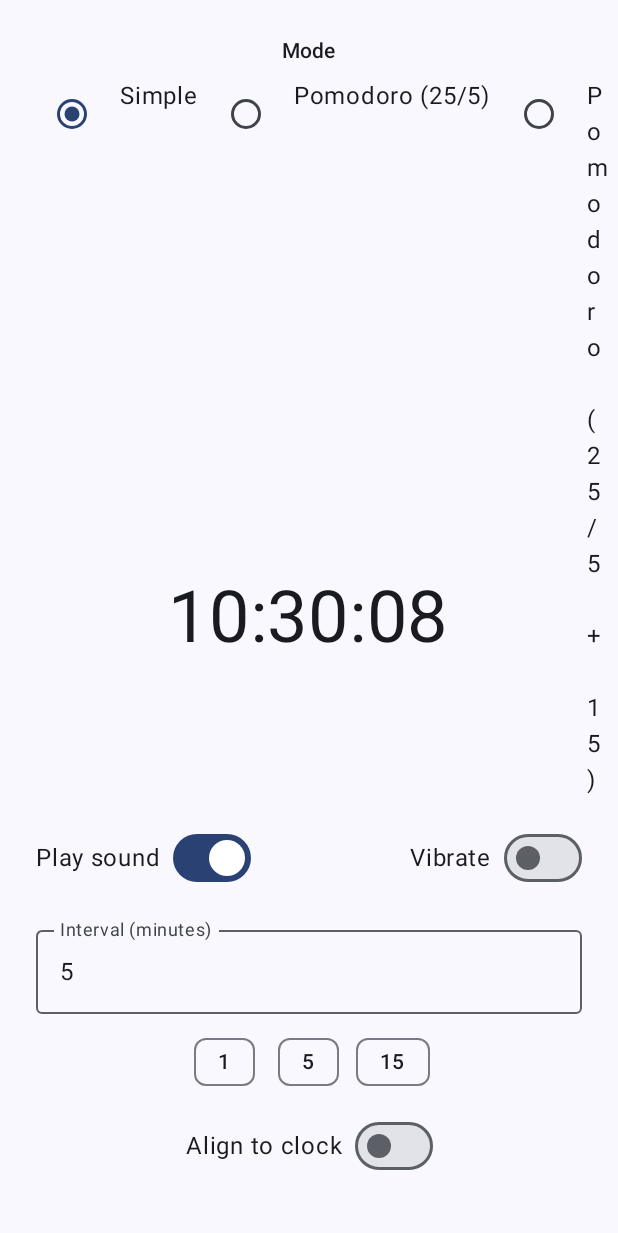
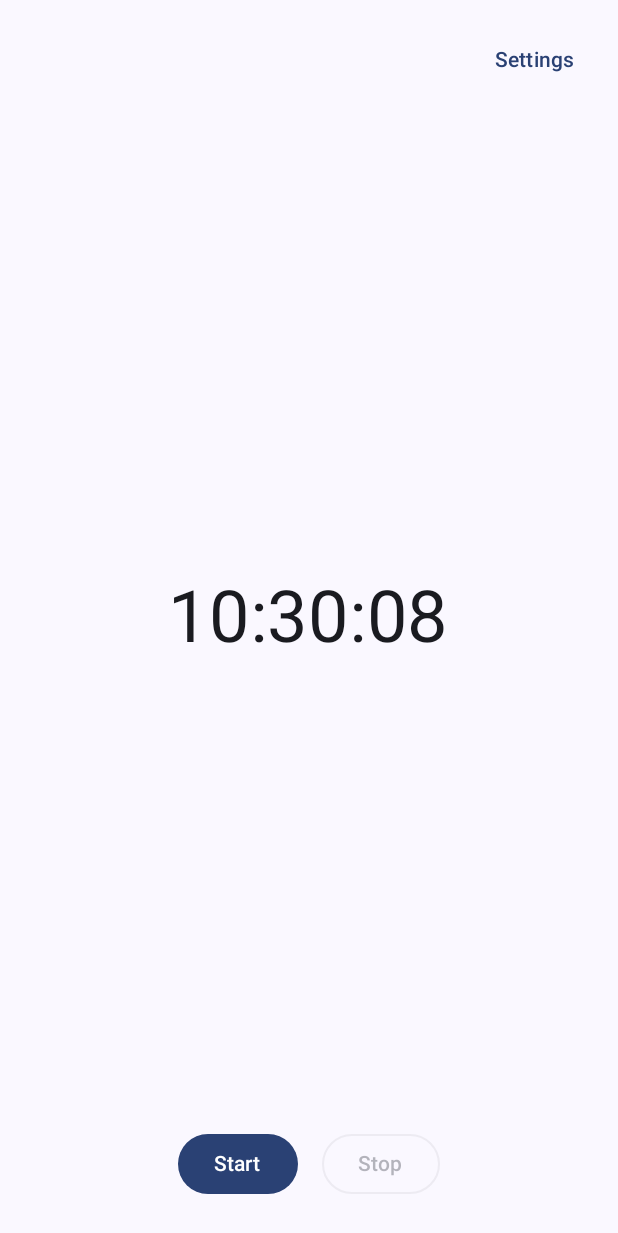
Before and after one commit to meese-enterprises/whiterose, an Android app built with Jetpack Compose: the screen it shows after launch (MainActivity), on a phone screen of 412 x 824 dp. Shown: the top 1233 px of the screen. Run offline under Robolectric (Android 15) with nearby library versions, the phone set to English and light mode, and no system bars.

Commit message:
feat(ui): dedicated Settings screen; vertical mode selection; keep Home minimal\n\n- Moved interval, presets, align, sound, vibrate, and mode controls to a full-screen SettingsScreen\n- Added top-right Settings button; Home shows only Clock and Start/Stop\n- Mode options displayed vertically to avoid overflow\n\nNo dependency changes.

```diff
--- a/android/app/src/main/java/enterprises/meese/whiterose/MainActivity.kt
+++ b/android/app/src/main/java/enterprises/meese/whiterose/MainActivity.kt
@@ -12,16 +12,17 @@ import androidx.compose.ui.Modifier
 import androidx.compose.ui.text.input.KeyboardType
 import androidx.compose.ui.unit.dp
 import androidx.compose.ui.unit.sp
-import androidx.compose.ui.platform.LocalContext
 import androidx.compose.material3.SnackbarHost
 import androidx.compose.material3.SnackbarHostState
 import androidx.compose.material3.AssistChip
 import androidx.compose.material3.AssistChipDefaults
+import androidx.compose.material3.TextButton
 import androidx.compose.runtime.rememberCoroutineScope
 import androidx.lifecycle.viewmodel.compose.viewModel
 import androidx.activity.compose.rememberLauncherForActivityResult
 import androidx.activity.result.contract.ActivityResultContracts
-import androidx.compose.foundation.clickable
+import androidx.compose.foundation.rememberScrollState
+import androidx.compose.foundation.verticalScroll
 import kotlinx.coroutines.delay
 import kotlinx.coroutines.launch
 import java.text.SimpleDateFormat
@@ -52,10 +53,8 @@ fun WhiteroseApp(viewModel: ViewModel = viewModel()) {
     val playSound by viewModel.playSound.collectAsState()
     val vibrate by viewModel.vibrate.collectAsState()
     val mode by viewModel.mode.collectAsState()
-    val nextTriggerMs by viewModel.nextTriggerMs.collectAsState()
 
     /* -------------------------------- Permission Launcher ----------------------------- */
-    val context = LocalContext.current
     val snackbarHostState = remember { SnackbarHostState() }
     val scope = rememberCoroutineScope()
     val permissionLauncher = rememberLauncherForActivityResult(
@@ -63,22 +62,32 @@ fun WhiteroseApp(viewModel: ViewModel = viewModel()) {
     ) { granted ->
         if (granted) {
             viewModel.startTimerService()
-            scope.launch { snackbarHostState.showSnackbar(context.getString(R.string.msg_started)) }
+            scope.launch { snackbarHostState.showSnackbar("Timer started") }
         }
     }
 
     WhiteroseTheme() {
+        var showSettings by remember { mutableStateOf(false) }
+
         Box(modifier = Modifier.fillMaxSize()) {
             SnackbarHost(hostState = snackbarHostState)
+
+            /* --------------------------- Top bar --------------------------- */
+            TextButton(
+                onClick = { showSettings = true },
+                modifier = Modifier
+                    .align(Alignment.TopEnd)
+                    .padding(16.dp)
+            ) {
+                Text("Settings")
+            }
+
             Column(
                 modifier = Modifier.fillMaxSize(),
                 verticalArrangement = Arrangement.Center,
                 horizontalAlignment = Alignment.CenterHorizontally
             ) {
                 Clock()
-
-                // Countdown timer display
-                CountdownDisplay(nextTriggerMs)
             }
 
             /* --------------------------- Bottom controls --------------------------- */
@@ -88,132 +97,6 @@ fun WhiteroseApp(viewModel: ViewModel = viewModel()) {
                     .padding(24.dp),
                 horizontalAlignment = Alignment.CenterHorizontally
             ) {
-                // Mode selection
-                Text(
-                    text = context.getString(R.string.label_mode),
-                    style = MaterialTheme.typography.labelLarge,
-                    modifier = Modifier.padding(bottom = 8.dp)
-                )
-
-                Row(
-                    modifier = Modifier.fillMaxWidth(),
-                    horizontalArrangement = Arrangement.SpaceEvenly
-                ) {
-                    RadioButton(
-                        selected = mode == IntervalTimerService.MODE_SIMPLE,
-                        onClick = { viewModel.setMode(IntervalTimerService.MODE_SIMPLE) },
-                        modifier = Modifier.padding(end = 4.dp)
-                    )
-                    Text(
-                        text = context.getString(R.string.mode_simple),
-                        modifier = Modifier
-                            .clickable { viewModel.setMode(IntervalTimerService.MODE_SIMPLE) }
-                            .padding(start = 4.dp, end = 8.dp)
-                    )
-
-                    RadioButton(
-                        selected = mode == IntervalTimerService.MODE_POMODORO_SIMPLE,
-                        onClick = { viewModel.setMode(IntervalTimerService.MODE_POMODORO_SIMPLE) },
-                        modifier = Modifier.padding(end = 4.dp)
-                    )
-                    Text(
-                        text = context.getString(R.string.mode_pomodoro_simple),
-                        modifier = Modifier
-                            .clickable { viewModel.setMode(IntervalTimerService.MODE_POMODORO_SIMPLE) }
-                            .padding(start = 4.dp, end = 8.dp)
-                    )
-
-                    RadioButton(
-                        selected = mode == IntervalTimerService.MODE_POMODORO_ADVANCED,
-                        onClick = { viewModel.setMode(IntervalTimerService.MODE_POMODORO_ADVANCED) },
-                        modifier = Modifier.padding(end = 4.dp)
-                    )
-                    Text(
-                        text = context.getString(R.string.mode_pomodoro_advanced),
-                        modifier = Modifier
-                            .clickable { viewModel.setMode(IntervalTimerService.MODE_POMODORO_ADVANCED) }
-                            .padding(start = 4.dp)
-                    )
-                }
-
-                Spacer(Modifier.height(16.dp))
-
-                // Sound and vibration toggles
-                Row(
-                    modifier = Modifier.fillMaxWidth(),
-                    horizontalArrangement = Arrangement.SpaceBetween,
-                    verticalAlignment = Alignment.CenterVertically
-                ) {
-                    Row(
-                        verticalAlignment = Alignment.CenterVertically
-                    ) {
-                        Text(context.getString(R.string.label_sound))
-                        Spacer(Modifier.width(8.dp))
-                        Switch(
-                            checked = playSound,
-                            onCheckedChange = { viewModel.setPlaySound(it) }
-                        )
-                    }
-
-                    Row(
-                        verticalAlignment = Alignment.CenterVertically
-                    ) {
-                        Text(context.getString(R.string.label_vibrate))
-                        Spacer(Modifier.width(8.dp))
-                        Switch(
-                            checked = vibrate,
-                            onCheckedChange = { viewModel.setVibrate(it) }
-                        )
-                    }
-                }
-
-                Spacer(Modifier.height(16.dp))
-
-                var text by remember(interval) { mutableStateOf(interval.toString()) }
-
-                OutlinedTextField(
-                    value = text,
-                    onValueChange = {
-                        val sanitized = it.filter { ch -> ch.isDigit() }.take(3)
-                        text = sanitized
-                        val minutes = sanitized.toIntOrNull() ?: 0
-                        if (minutes in 1..120) {
-                            viewModel.setIntervalMinutes(minutes)
-                        }
-                    },
-                    label = { Text(context.getString(R.string.label_interval)) },
-                    singleLine = true,
-                    keyboardOptions = KeyboardOptions(keyboardType = KeyboardType.Number),
-                    modifier = Modifier.fillMaxWidth()
-                )
-
-                /* Quick preset chips */
-                Spacer(Modifier.height(8.dp))
-                Row(horizontalArrangement = Arrangement.spacedBy(8.dp)) {
-                    listOf(1, 5, 15).forEach { preset ->
-                        AssistChip(
-                            onClick = { viewModel.setIntervalMinutes(preset) },
-                            label = { Text("$preset") },
-                            colors = AssistChipDefaults.assistChipColors()
-                        )
-                    }
-                }
-
-                /* Align-to-clock switch */
-                Spacer(Modifier.height(8.dp))
-                Row(
-                    verticalAlignment = Alignment.CenterVertically
-                ) {
-                    Text(context.getString(R.string.label_align))
-                    Spacer(Modifier.width(8.dp))
-                    Switch(
-                        checked = alignToClock,
-                        onCheckedChange = { viewModel.setAlignToClock(it) }
-                    )
-                }
-
-                Spacer(modifier = Modifier.height(16.dp))
-
                 Row(
                     horizontalArrangement = Arrangement.spacedBy(16.dp)
                 ) {
@@ -223,22 +106,30 @@ fun WhiteroseApp(viewModel: ViewModel = viewModel()) {
                             permissionLauncher.launch(android.Manifest.permission.POST_NOTIFICATIONS)
                         } else {
                             viewModel.startTimerService()
-                            scope.launch { snackbarHostState.showSnackbar(context.getString(R.string.msg_started)) }
+                            scope.launch { snackbarHostState.showSnackbar("Timer started") }
                         }
                     }, enabled = !serviceRunning) {
-                        Text(context.getString(R.string.btn_start))
+                        Text("Start")
                     }
 
                     OutlinedButton(
                         onClick = {
                             viewModel.stopTimerService()
-                            scope.launch { snackbarHostState.showSnackbar(context.getString(R.string.msg_stopped)) }
+                            scope.launch { snackbarHostState.showSnackbar("Timer stopped") }
                         },
                         enabled = serviceRunning
                     ) {
-                        Text(context.getString(R.string.btn_stop))
+                        Text("Stop")
                     }
                 }
+            }
+
+            /* ------------------------- Settings Overlay ------------------------- */
+            if (showSettings) {
+                SettingsScreen(
+                    viewModel = viewModel,
+                    onClose = { showSettings = false }
+                )
             }
         }
     }
@@ -262,33 +153,107 @@ fun Clock() {
     )
 }
 
+/* -------------------------------------------------------------------------- */
 @Composable
-fun CountdownDisplay(nextTriggerMs: Long) {
-    val context = LocalContext.current
+fun SettingsScreen(viewModel: ViewModel, onClose: () -> Unit) {
+    val interval by viewModel.intervalMinutes.collectAsState()
+    val alignToClock by viewModel.alignToClock.collectAsState()
+    val playSound by viewModel.playSound.collectAsState()
+    val vibrate by viewModel.vibrate.collectAsState()
+    val mode by viewModel.mode.collectAsState()
 
-    // Derived state that updates when the current time changes
-    val remainingTime by produceState(initialValue = "00:00") {
-        while (true) {
-            val now = System.currentTimeMillis()
-            val remainingMs = maxOf(0L, nextTriggerMs - now)
+    var text by remember(interval) { mutableStateOf(interval.toString()) }
 
-            if (remainingMs > 0) {
-                val seconds = (remainingMs / 1000) % 60
-                val minutes = (remainingMs / (1000 * 60)) % 60
-                value = String.format(Locale.US, "%02d:%02d", minutes, seconds)
-            } else {
-                value = "00:00"
+    Surface(
+        color = MaterialTheme.colorScheme.background.copy(alpha = 0.97f),
+        modifier = Modifier.fillMaxSize()
+    ) {
+        Column(
+            modifier = Modifier
+                .fillMaxSize()
+                .verticalScroll(rememberScrollState())
+                .padding(16.dp)
+        ) {
+            /* Close button */
+            TextButton(onClick = onClose) {
+                Text("Close")
             }
 
-            delay(1000) // Update every second
+            Spacer(Modifier.height(8.dp))
+
+            /* Interval input */
+            OutlinedTextField(
+                value = text,
+                onValueChange = {
+                    val sanitized = it.filter { ch -> ch.isDigit() }.take(3)
+                    text = sanitized
+                    val minutes = sanitized.toIntOrNull() ?: 0
+                    if (minutes in 1..120) {
+                        viewModel.setIntervalMinutes(minutes)
+                    }
+                },
+                label = { Text("Interval (minutes)") },
+                singleLine = true,
+                keyboardOptions = KeyboardOptions(keyboardType = KeyboardType.Number),
+                modifier = Modifier.fillMaxWidth()
+            )
+
+            /* Presets */
+            Spacer(Modifier.height(8.dp))
+            Row(horizontalArrangement = Arrangement.spacedBy(8.dp)) {
+                listOf(1, 5, 15).forEach { preset ->
+                    AssistChip(
+                        onClick = { viewModel.setIntervalMinutes(preset) },
+                        label = { Text("$preset") },
+                        colors = AssistChipDefaults.assistChipColors()
+                    )
+                }
+            }
+
+            /* Align switch */
+            Spacer(Modifier.height(16.dp))
+            Row(verticalAlignment = Alignment.CenterVertically) {
+                Text("Align to clock")
+                Spacer(Modifier.width(8.dp))
+                Switch(checked = alignToClock, onCheckedChange = { viewModel.setAlignToClock(it) })
+            }
+
+            /* Sound toggle */
+            Spacer(Modifier.height(16.dp))
+            Row(verticalAlignment = Alignment.CenterVertically) {
+                Text("Play sound")
+                Spacer(Modifier.width(8.dp))
+                Switch(checked = playSound, onCheckedChange = { viewModel.setPlaySound(it) })
+            }
+
+            /* Vibrate toggle */
+            Spacer(Modifier.height(16.dp))
+            Row(verticalAlignment = Alignment.CenterVertically) {
+                Text("Vibrate")
+                Spacer(Modifier.width(8.dp))
+                Switch(checked = vibrate, onCheckedChange = { viewModel.setVibrate(it) })
+            }
+
+            /* Mode selection – vertical */
+            Spacer(Modifier.height(24.dp))
+            Text("Mode", style = MaterialTheme.typography.titleMedium)
+            Spacer(Modifier.height(8.dp))
+            Column {
+                listOf(
+                    IntervalTimerService.MODE_SIMPLE to "Simple",
+                    IntervalTimerService.MODE_POMODORO_SIMPLE to "Pomodoro (25/5)",
+                    IntervalTimerService.MODE_POMODORO_ADVANCED to "Pomodoro (25/5 + 15)"
+                ).forEach { (value, label) ->
+                    Row(verticalAlignment = Alignment.CenterVertically) {
+                        RadioButton(
+                            selected = mode == value,
+                            onClick = { viewModel.setMode(value) }
+                        )
+                        Spacer(Modifier.width(4.dp))
+                        Text(label)
+                    }
+                }
+            }
         }
     }
-
-    if (nextTriggerMs > 0) {
-        Text(
-            text = context.getString(R.string.next_in_label, remainingTime),
-            style = MaterialTheme.typography.titleMedium,
-            modifier = Modifier.padding(top = 8.dp)
-        )
-    }
 }
```
